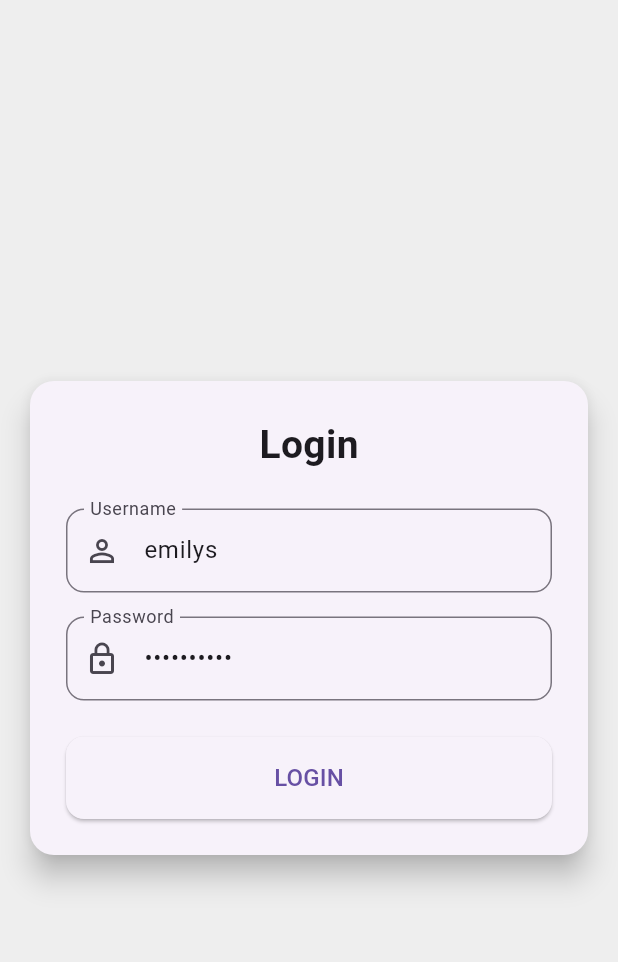
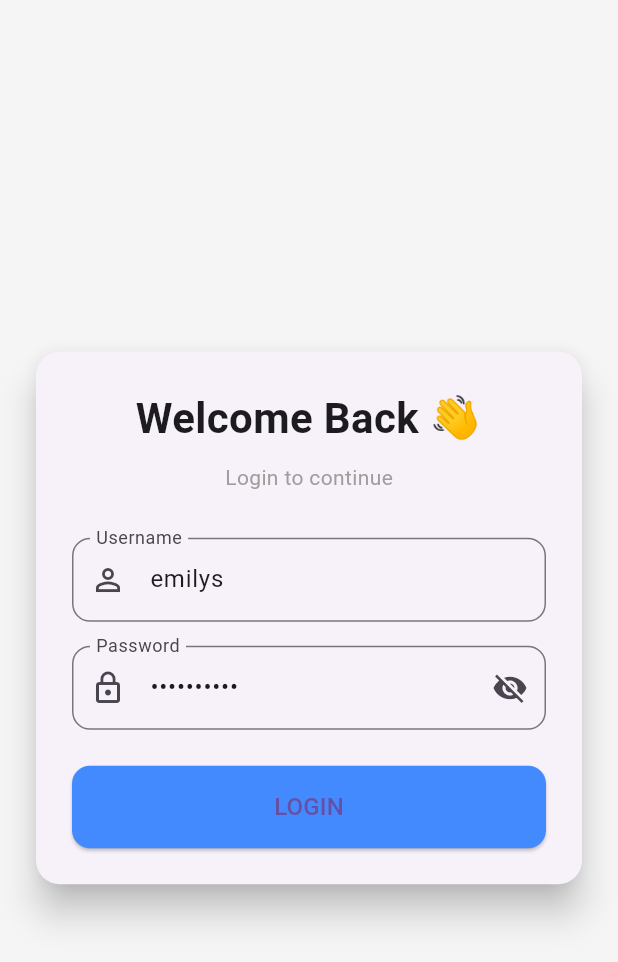
Before and after one commit to yasinpalash/Network_Caller_Template, a Flutter app: the screen it shows after launch, after a tap on "LOGIN", on a phone screen of 412 x 824 dp. Shown: the top 962 px of the screen. Run offline on Flutter 3.47's test engine with Material 3 defaults, Android fonts, the phone set to English and light mode, and no system bars; our stand-ins replace connectivity_plus, dio, get, logger, pretty_dio_logger; network calls fail.

Commit message:
feat: Improve login functionality with form validation and password visibility toggle

```diff
--- a/lib/Core/models/response_data.dart
+++ b/lib/Core/models/response_data.dart
@@ -2,8 +2,6 @@ class ResponseData<T> {
   final bool isSuccess;
   final String message;
   final T? data;
-
-  /// 🔹 Keep a copy of the entire raw JSON
   final Map<String, dynamic> rawBody;
 
   ResponseData({
@@ -26,9 +24,4 @@ class ResponseData<T> {
       rawBody: json,
     );
   }
-
-  @override
-  String toString() {
-    return "ResponseData(isSuccess: $isSuccess, message: $message, data: $data, rawBody: $rawBody)";
-  }
 }
--- a/lib/Features/Authentication/controllers/login_controller.dart
+++ b/lib/Features/Authentication/controllers/login_controller.dart
@@ -1,5 +1,6 @@
 import 'package:flutter/material.dart';
 import 'package:get/get.dart';
+import 'package:network_caller/Core/utils/logging/logger.dart';
 import 'package:network_caller/Features/Authentication/data/models/login_request_body.dart';
 import '../../../Core/models/response_data.dart';
 import '../../../Core/network/result.dart';
@@ -10,54 +11,63 @@ class LoginController extends GetxController {
   final LoginRepository _loginRepository;
   LoginController(this._loginRepository);
 
-  var usernameController = TextEditingController( text: "emilys");
-  var passwordController = TextEditingController(text: "emilyspass");
-  var isLoading = false.obs;
+  final formKey = GlobalKey<FormState>();
+  final usernameController = TextEditingController(text: "emilys");
+  final passwordController = TextEditingController(text: "emilyspass");
+
+  final isLoading = false.obs;
+  final isPasswordVisible = false.obs;
+
+  void togglePasswordVisibility() {
+    isPasswordVisible.value = !isPasswordVisible.value;
+  }
+
 
   Future<void> login() async {
+    if (!formKey.currentState!.validate()) return;
+
     final username = usernameController.text.trim();
     final password = passwordController.text.trim();
 
-    if (username.isEmpty || password.isEmpty) {
-      Get.snackbar("Error", "Please enter both username and password");
-      return;
-    }
-
     isLoading.value = true;
 
+    try {
       final result = await _loginRepository.login(
         SignInRequest(username: username, password: password),
       );
 
-    isLoading.value = false;
       switch (result) {
         case Ok<ResponseData>():
           final response = result.value;
+          final raw = response.rawBody;
+          final accessToken = raw['accessToken'];
+          AppLoggerHelper.info("Login Success | Access Token: $accessToken");
 
-        // 🔹 Normal parsed fields
-        print("Success: ${response.isSuccess}");
-        print("Message: ${response.message}");
-        print("Parsed Data: ${response.data}");
-
-        // 🔹 Full raw body
-        print("Full Raw Body: ${response.rawBody}");
-
-        // 🔹 Access full raw JSON
-        final raw = response.rawBody;
-
-        // 🔹 Get only accessToken
-        final accessToken = raw['accessToken'];
-        print("Access Token: $accessToken");
-
-        // Optional: also get refreshToken
-        final refreshToken = raw['refreshToken'];
-        print("Refresh Token: $refreshToken");
           break;
-
 
         case Error<ResponseData>():
           final error = result.error;
-        if (error is ServerException) {}
+          if (error is ServerException) {
+            AppLoggerHelper.error("❌ Server Error: ${error.message}");
           }
       }
+    } catch (e) {
+      AppLoggerHelper.error("Unexpected Error: $e");
+      Get.snackbar(
+        "Error",
+        "Something went wrong. Please try again later.",
+        backgroundColor: Colors.red,
+        colorText: Colors.white,
+      );
+    } finally {
+      isLoading.value = false;
     }
+  }
+
+  @override
+  void onClose() {
+    usernameController.dispose();
+    passwordController.dispose();
+    super.onClose();
+  }
+}
--- a/lib/Features/Authentication/presentation/screens/login_screen.dart
+++ b/lib/Features/Authentication/presentation/screens/login_screen.dart
@@ -1,6 +1,7 @@
 import 'package:flutter/material.dart';
 import 'package:get/get.dart';
-import 'package:network_caller/Features/Authentication/controllers/login_controller.dart';
+
+import '../../controllers/login_controller.dart';
 
 class LoginScreen extends StatelessWidget {
   const LoginScreen({super.key});
@@ -10,28 +11,35 @@ class LoginScreen extends StatelessWidget {
     final controller = Get.find<LoginController>();
 
     return Scaffold(
-      backgroundColor: Colors.grey[200],
+      backgroundColor: Colors.grey[100],
       body: Center(
         child: SingleChildScrollView(
+          padding: const EdgeInsets.all(20),
           child: Card(
-            margin: const EdgeInsets.all(20.0),
-            elevation: 8.0,
+            elevation: 10,
             shape: RoundedRectangleBorder(
-              borderRadius: BorderRadius.circular(16.0),
+              borderRadius: BorderRadius.circular(16),
             ),
             child: Padding(
               padding: const EdgeInsets.all(24.0),
+              child: Form(
+                key: controller.formKey,
                 child: Column(
                   mainAxisSize: MainAxisSize.min,
-                children: <Widget>[
+                  children: [
                     const Text(
-                    'Login',
+                      'Welcome Back 👋',
                       style: TextStyle(
-                      fontSize: 26.0,
+                        fontSize: 28,
                         fontWeight: FontWeight.bold,
                       ),
                     ),
-                  const SizedBox(height: 24.0),
+                    const SizedBox(height: 10),
+                    const Text(
+                      'Login to continue',
+                      style: TextStyle(color: Colors.grey),
+                    ),
+                    const SizedBox(height: 30),
                     TextFormField(
                       controller: controller.usernameController,
                       decoration: InputDecoration(
@@ -39,31 +47,53 @@ class LoginScreen extends StatelessWidget {
                         labelText: 'Username',
                         hintText: 'Enter your username',
                         border: OutlineInputBorder(
-                        borderRadius: BorderRadius.circular(12.0),
+                          borderRadius: BorderRadius.circular(12),
                         ),
                       ),
+                      validator: (value) {
+                        if (value == null || value.trim().isEmpty) {
+                          return 'Username is required';
+                        }
+                        return null;
+                      },
                     ),
-                  const SizedBox(height: 16.0),
-                  TextFormField(
+                    const SizedBox(height: 16),
+                    Obx(() => TextFormField(
                           controller: controller.passwordController,
-                    obscureText: true,
+                          obscureText: !controller.isPasswordVisible.value,
                           decoration: InputDecoration(
                             prefixIcon: const Icon(Icons.lock_outline),
                             labelText: 'Password',
                             hintText: 'Enter your password',
+                            suffixIcon: IconButton(
+                              icon: Icon(
+                                controller.isPasswordVisible.value
+                                    ? Icons.visibility
+                                    : Icons.visibility_off,
+                              ),
+                              onPressed: controller.togglePasswordVisibility,
+                            ),
                             border: OutlineInputBorder(
-                        borderRadius: BorderRadius.circular(12.0),
+                              borderRadius: BorderRadius.circular(12),
                             ),
                           ),
-                  ),
-                  const SizedBox(height: 24.0),
-                  Obx(() => SizedBox(
+                          validator: (value) {
+                            if (value == null || value.trim().isEmpty) {
+                              return 'Password is required';
+                            }
+                            return null;
+                          },
+                        )),
+                    const SizedBox(height: 24),
+                    Obx(
+                      () => SizedBox(
                         width: double.infinity,
                         child: ElevatedButton(
                           style: ElevatedButton.styleFrom(
-                            padding: const EdgeInsets.symmetric(vertical: 16.0),
+                            backgroundColor: Colors.blueAccent,
+                            padding: const EdgeInsets.symmetric(vertical: 16),
                             shape: RoundedRectangleBorder(
-                              borderRadius: BorderRadius.circular(12.0),
+                              borderRadius: BorderRadius.circular(12),
                             ),
                           ),
                           onPressed: controller.isLoading.value
@@ -75,11 +105,13 @@ class LoginScreen extends StatelessWidget {
                                 )
                               : const Text(
                                   'LOGIN',
-                                  style: TextStyle(fontSize: 16.0),
+                                  style: TextStyle(fontSize: 16),
                                 ),
                         ),
-                      )),
+                      ),
+                    ),
                   ],
+                ),
               ),
             ),
           ),
```
Lines whose indentation alone changed are shown as unchanged.
